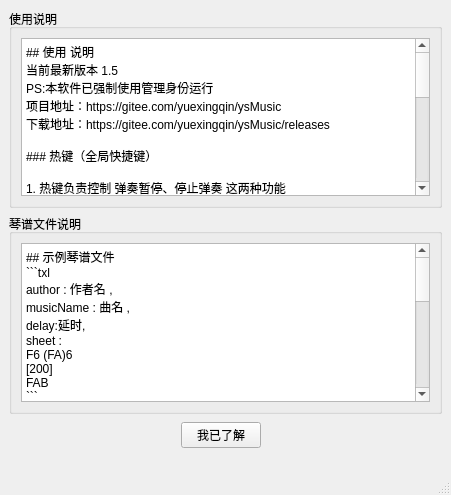
Before: the Qt Designer form src/helpwindow.ui in muaying/ysMusic, drawn with Qt 5.
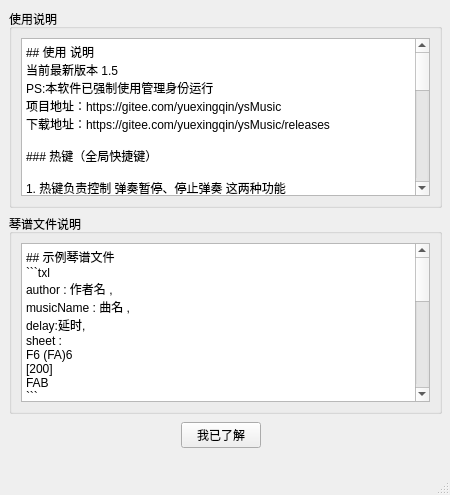
After: the same form once the commit is applied.

Commit message: 完善切换歌曲的逻辑

The edit to the form file:
```diff
--- a/src/helpwindow.ui
+++ b/src/helpwindow.ui
@@ -6,7 +6,7 @@
    <rect>
     <x>0</x>
     <y>0</y>
-    <width>451</width>
+    <width>450</width>
     <height>495</height>
    </rect>
   </property>
@@ -18,8 +18,8 @@
   </property>
   <property name="maximumSize">
    <size>
-    <width>16777215</width>
-    <height>16777215</height>
+    <width>450</width>
+    <height>495</height>
    </size>
   </property>
   <property name="windowTitle">
@@ -61,6 +61,11 @@
 &lt;p style=&quot; margin-top:0px; margin-bottom:0px; margin-left:0px; margin-right:0px; -qt-block-indent:0; text-indent:0px;&quot;&gt;2. 默认 注册了 F6和 CTRL+F6,分别对应功能：播放暂停、停止弹奏 &lt;/p&gt;
 &lt;p style=&quot; margin-top:0px; margin-bottom:0px; margin-left:0px; margin-right:0px; -qt-block-indent:0; text-indent:0px;&quot;&gt;3. 如果按键冲突可以自行修改 为F6-F12 ，和 CTRL+F6-F12 。分别对应 这两种不同的功能&lt;/p&gt;
 &lt;p style=&quot; margin-top:0px; margin-bottom:0px; margin-left:0px; margin-right:0px; -qt-block-indent:0; text-indent:0px;&quot;&gt;4. 进去游戏 按下对应热键， 弹奏琴谱列表中正在被选中的琴谱。&lt;/p&gt;
+&lt;p style=&quot;-qt-paragraph-type:empty; margin-top:0px; margin-bottom:0px; margin-left:0px; margin-right:0px; -qt-block-indent:0; text-indent:0px;&quot;&gt;&lt;br /&gt;&lt;/p&gt;
+&lt;p style=&quot; margin-top:0px; margin-bottom:0px; margin-left:0px; margin-right:0px; -qt-block-indent:0; text-indent:0px;&quot;&gt;### 弹奏 和 切歌&lt;/p&gt;
+&lt;p style=&quot; margin-top:0px; margin-bottom:0px; margin-left:0px; margin-right:0px; -qt-block-indent:0; text-indent:0px;&quot;&gt;1. 按下热键弹奏 表格中正在选中的乐谱&lt;/p&gt;
+&lt;p style=&quot; margin-top:0px; margin-bottom:0px; margin-left:0px; margin-right:0px; -qt-block-indent:0; text-indent:0px;&quot;&gt;2. 修改选中即可完成切换，切换后仍需要 按下热键触发&lt;/p&gt;
+&lt;p style=&quot;-qt-paragraph-type:empty; margin-top:0px; margin-bottom:0px; margin-left:0px; margin-right:0px; -qt-block-indent:0; text-indent:0px;&quot;&gt;&lt;br /&gt;&lt;/p&gt;
 &lt;p style=&quot; margin-top:0px; margin-bottom:0px; margin-left:0px; margin-right:0px; -qt-block-indent:0; text-indent:0px;&quot;&gt;### 添加管理自定义琴谱&lt;/p&gt;
 &lt;p style=&quot; margin-top:0px; margin-bottom:0px; margin-left:0px; margin-right:0px; -qt-block-indent:0; text-indent:0px;&quot;&gt;1. 添加 点击 按键或者 对应功能菜单即可&lt;/p&gt;
 &lt;p style=&quot; margin-top:0px; margin-bottom:0px; margin-left:0px; margin-right:0px; -qt-block-indent:0; text-indent:0px;&quot;&gt;2. 删除 鼠标右键菜单删除即可，无法删除自带的琴谱&lt;/p&gt;
```
Left out of the diff: 2 changed lines with no effect on the pictures. The commit also changes 6 other files.
